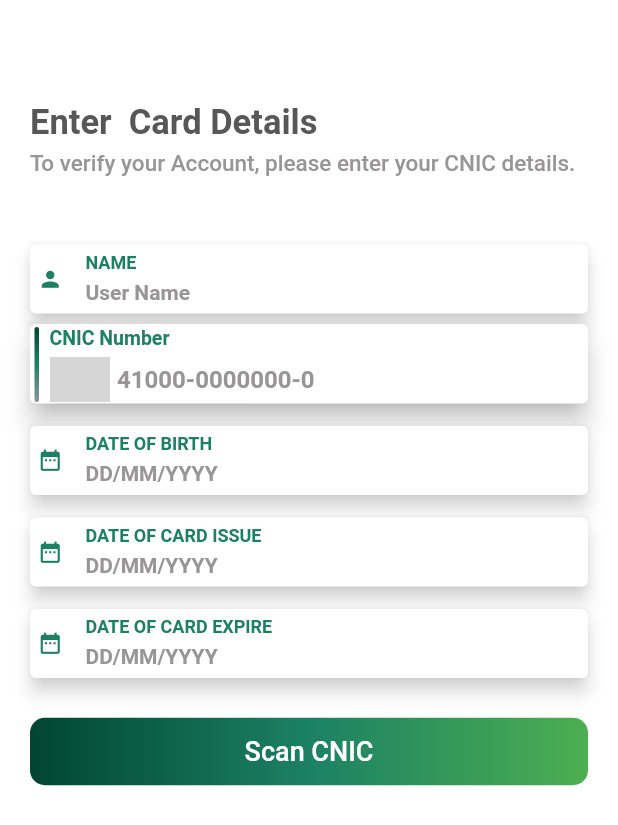
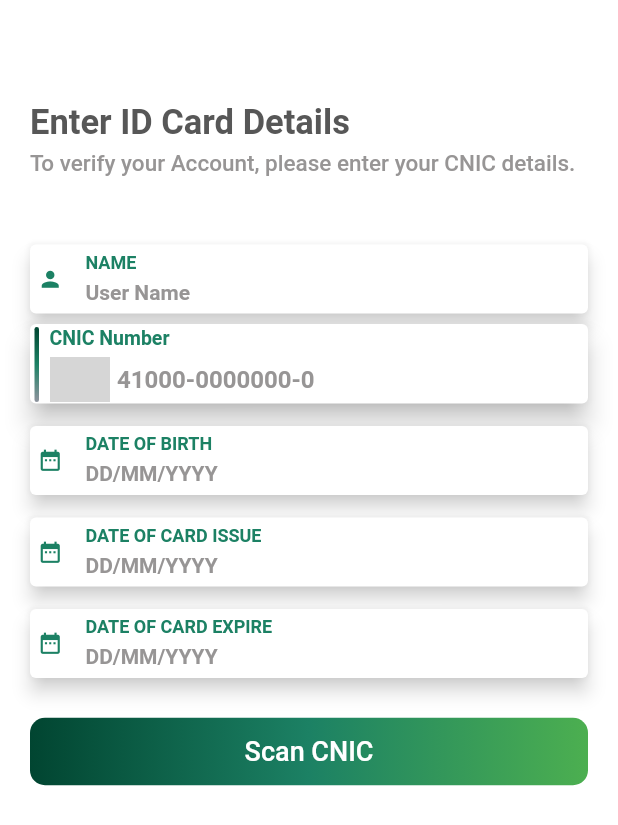
Before and after one commit to iHamza7/cnic_scanner, a Flutter app: the screen it shows after launch, on a phone screen of 412 x 824 dp. Shown: the top 825 px of the screen. Run offline on Flutter 3.47's test engine with Material 2 defaults, Android fonts, the phone set to English and light mode, and no system bars; our stand-ins replace image_picker; missing offline and left inert: cnic_scanner; grey boxes are pictures that could not be loaded.

Commit message:
lib changed

```diff
--- a/lib/main.dart
+++ b/lib/main.dart
@@ -70,7 +70,7 @@ class _MyHomePageState extends State<MyHomePage> {
             const SizedBox(
               height: 18,
             ),
-            const Text('Enter  Card Details',
+            const Text('Enter ID Card Details',
                 style: TextStyle(
                     color: Color(kDarkGreyColor),
                     fontSize: 23.0,
```
